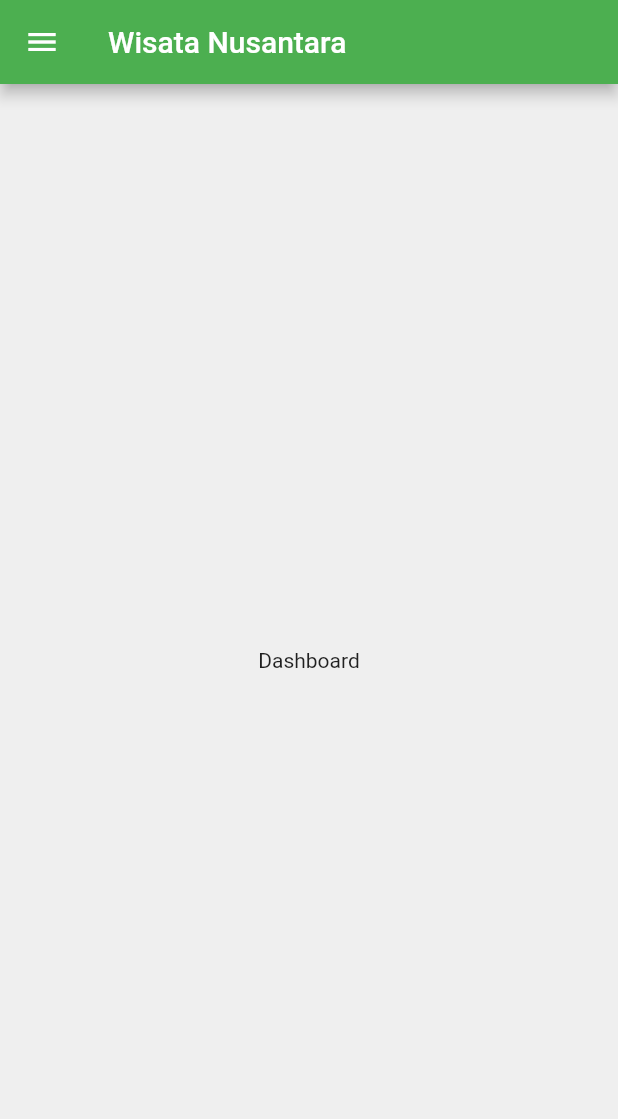
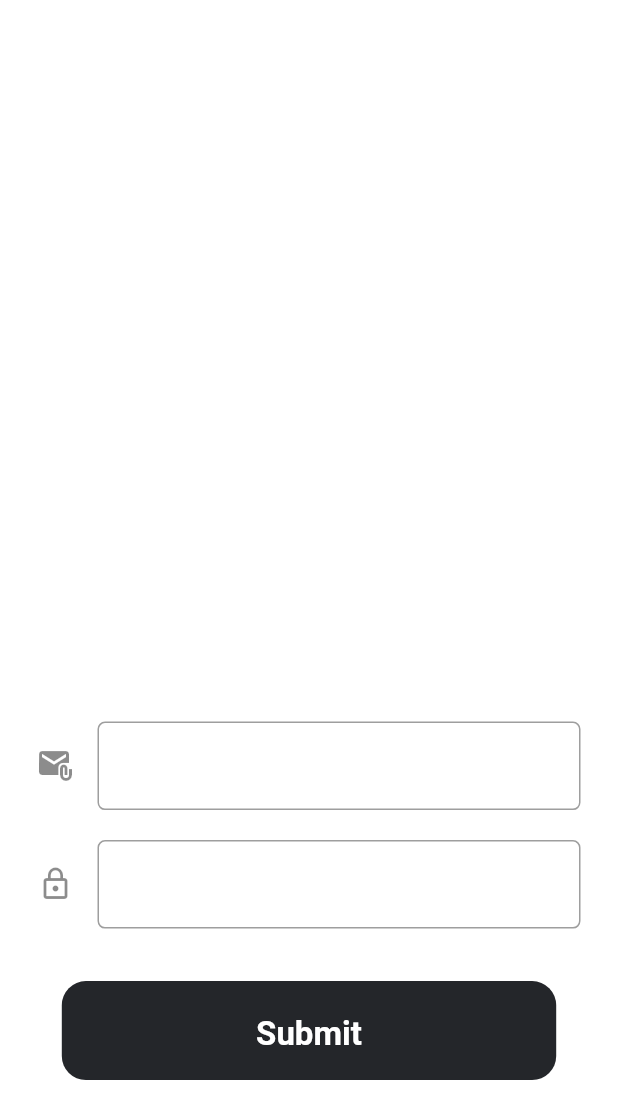
Before and after one commit to eugeniusms/wisata-nusantara-mobile, a Flutter app: the screen it shows after launch, on a phone screen of 412 x 824 dp. Shown: the top 1119 px of the screen. Run offline on Flutter 3.47's test engine with Material 2 defaults, Android fonts, the phone set to English and light mode, and no system bars; our stand-ins replace shared_preferences.

Commit message:
🛠 ADD PBP_AUTH_DJANGO & LOGIN+REGISTER STATE

```diff
--- /dev/null
+++ b/lib/apps/authentication/pages/LoginPage.dart
@@ -0,0 +1,223 @@
+// Eugenius Mario Situmorang
+import 'package:flutter/material.dart';
+import 'package:provider/provider.dart';
+import 'package:wisata_nusantara_mobile/apps/dashboard/Dashboard.dart';
+import 'package:wisata_nusantara_mobile/components/Drawer.dart';
+import 'package:wisata_nusantara_mobile/pbp_django_auth.dart';
+import 'package:wisata_nusantara_mobile/apps/dashboard/Dashboard.dart';
+import 'package:wisata_nusantara_mobile/apps/authentication/pages/RegisterPage.dart';
+
+class LoginPage extends StatefulWidget {
+  const LoginPage({super.key, required this.title});
+  final String title;
+// @override
+  // Widget build(BuildContext context) {
+  //   return Scaffold(
+  //     appBar: AppBar(
+  //       title: Text(title),
+  //     ),
+  //     drawer: buildDrawer(context),
+  //     body: Center(
+  //       child: Text('Login Page'),
+  //       // MULAI KERJAIN DARI SINI YA
+  //     ),
+  //   );
+  // }
+  @override
+  State<LoginPage> createState() => _LoginPageState();
+}
+
+class _LoginPageState extends State<LoginPage> {
+  final _loginFormKey = GlobalKey<FormState>();
+  bool isPasswordVisible = false;
+  void togglePasswordView() {
+    setState(() {
+      isPasswordVisible = !isPasswordVisible;
+    });
+  }
+
+  String username = "";
+  String password1 = "";
+
+  @override
+  Widget build(BuildContext context) {
+    final request = context.watch<CookieRequest>();
+    // The rest of your widgets are down below
+    Size size = MediaQuery.of(context).size;
+    return Form(
+        key: _loginFormKey,
+        child: Stack(
+          children: [
+            Scaffold(
+              backgroundColor: Colors.transparent,
+              body: Column(
+                children: [
+                  const Flexible(
+                    child: Center(
+                      child: Text(
+                        'Wisata Nusantara',
+                        style: TextStyle(
+                            color: Colors.white,
+                            fontSize: 60,
+                            fontWeight: FontWeight.bold),
+                      ),
+                    ),
+                  ),
+                  Column(
+                    children: [
+                      Padding(
+                        padding: const EdgeInsets.symmetric(
+                            horizontal: 25.0, vertical: 10.0),
+                        child: TextFormField(
+                          style: const TextStyle(color: Colors.white),
+                          decoration: InputDecoration(
+                            hintText: "Masukkan Username",
+                            labelText: "Username",
+                            labelStyle: const TextStyle(color: Colors.white),
+                            icon: const Icon(Icons.attach_email),
+                            border: OutlineInputBorder(
+                                borderRadius: BorderRadius.circular(5.0)),
+                            hintStyle: const TextStyle(color: Colors.white),
+                          ),
+                          onChanged: (String? value) {
+                            setState(() {
+                              username = value!;
+                            });
+                          },
+                          onSaved: (String? value) {
+                            setState(() {
+                              username = value!;
+                            });
+                          },
+                          autovalidateMode: AutovalidateMode.onUserInteraction,
+                          validator: (value) {
+                            if (value!.isEmpty) {
+                              return 'Username tidak boleh kosong';
+                            }
+                            return null;
+                          },
+                        ),
+                      ),
+                      Padding(
+                        padding: const EdgeInsets.symmetric(
+                            horizontal: 25.0, vertical: 10.0),
+                        child: TextFormField(
+                          obscureText: true,
+                          style: const TextStyle(color: Colors.white),
+                          decoration: InputDecoration(
+                            hintText: "Masukkan Password",
+                            labelText: "Password",
+                            labelStyle: const TextStyle(color: Colors.white),
+                            icon: const Icon(
+                              Icons.lock_outline,
+                            ),
+                            border: OutlineInputBorder(
+                              borderRadius: BorderRadius.circular(5.0),
+                            ),
+                            hintStyle: const TextStyle(color: Colors.white),
+                          ),
+                          onChanged: (String? value) {
+                            setState(() {
+                              password1 = value!;
+                            });
+                          },
+                          onSaved: (String? value) {
+                            setState(() {
+                              password1 = value!;
+                            });
+                          },
+                          autovalidateMode: AutovalidateMode.onUserInteraction,
+                          validator: (value) {
+                            if (value!.isEmpty) {
+                              return 'Password tidak boleh kosong';
+                            }
+                            return null;
+                          },
+                        ),
+                      ),
+                      const SizedBox(
+                        height: 25,
+                      ),
+                      Container(
+                        height: size.height * 0.08,
+                        width: size.width * 0.8,
+                        decoration: BoxDecoration(
+                          borderRadius: BorderRadius.circular(16),
+                          color: const Color(0xFF24262A),
+                        ),
+                        child: TextButton(
+                          onPressed: () async {
+                            final response = await request.login(
+                                "https://reflekt-io.up.railway.app/loginflutter",
+                                {
+                                  'username': username,
+                                  'password': password1,
+                                });
+                            if (response['status']) {
+                              ScaffoldMessenger.of(context)
+                                  .showSnackBar(const SnackBar(
+                                content: Text("Successfully logged in!"),
+                              ));
+                              Navigator.pushReplacement(
+                                context,
+                                MaterialPageRoute(
+                                    builder: (context) => Dashboard(
+                                          title: "Dashboard",
+                                        )),
+                              );
+                            } else {
+                              ScaffoldMessenger.of(context)
+                                  .showSnackBar(const SnackBar(
+                                content:
+                                    Text("An error occured, please try again."),
+                              ));
+                            }
+                          },
+                          child: const Text(
+                            'Submit',
+                            style: TextStyle(
+                                fontSize: 22,
+                                color: Colors.white,
+                                height: 1.5,
+                                fontWeight: FontWeight.bold),
+                          ),
+                        ),
+                      ),
+                      const SizedBox(
+                        height: 35,
+                      ),
+                    ],
+                  ),
+                  GestureDetector(
+                    onTap: () {
+                      // Route menu ke counter
+                      Navigator.pushReplacement(
+                        context,
+                        MaterialPageRoute(
+                            builder: (context) => RegisterPage(
+                                  title: "Register",
+                                )),
+                      );
+                    },
+                    child: Container(
+                      decoration: const BoxDecoration(
+                          border: Border(
+                              bottom:
+                                  BorderSide(width: 1, color: Colors.white))),
+                      child: const Text(
+                        'Create New Account',
+                        style: TextStyle(
+                            fontSize: 22, color: Colors.white, height: 1.5),
+                      ),
+                    ),
+                  ),
+                  const SizedBox(
+                    height: 35,
+                  ),
+                ],
+              ),
+            )
+          ],
+        ));
+  }
+}
--- a/lib/main.dart
+++ b/lib/main.dart
@@ -1,5 +1,8 @@
 import 'package:flutter/material.dart';
 import 'package:wisata_nusantara_mobile/apps/dashboard/Dashboard.dart';
+import 'package:provider/provider.dart';
+import 'package:wisata_nusantara_mobile/pbp_django_auth.dart';
+import 'package:wisata_nusantara_mobile/apps/authentication/pages/LoginPage.dart';
 
 // TEST WEBHOOK
 
@@ -14,15 +17,19 @@ class WisataNusantara extends StatelessWidget {
   // widget root of application.
   @override
   Widget build(BuildContext context) {
-    // seperti meta tag pada html
-    return MaterialApp(
-      title: 'Wisata Nusantara',
-      theme: ThemeData(
-        primarySwatch: Colors.green,
-          scaffoldBackgroundColor: const Color(0xFFEFEFEF)
-      ),
-      // menampilkan judul pada CounterPage
-      home: const Dashboard(title: 'Wisata Nusantara'),
-    );
+    return Provider(
+        create: (_) {
+          CookieRequest request = CookieRequest();
+          return request;
+        },
+        child: MaterialApp(
+            title: 'Wisata Nusantara',
+            theme: ThemeData(
+                primarySwatch: Colors.green,
+                scaffoldBackgroundColor: const Color(0xFFEFEFEF)),
+            // menampilkan judul
+            home: const LoginPage(title: 'Wisata Nusantara')
+            // routes:
+            ));
   }
 }
--- a/pubspec.yaml
+++ b/pubspec.yaml
@@ -36,6 +36,9 @@ dependencies:
   # The following adds the Cupertino Icons font to your application.
   # Use with the CupertinoIcons class for iOS style icons.
   cupertino_icons: ^1.0.2
+  provider: ^6.0.4
+  http: ^0.13.5
+  shared_preferences: ^2.0.15
 
 dev_dependencies:
   flutter_test:
```
Also changed, not shown: lib/apps/authentication/pages/RegisterPage.dart (added, +22 -0 lines), lib/pbp_django_auth.dart (added, +167 -0 lines), pubspec.lock, 10 other files.
